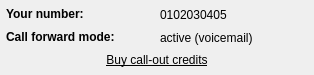
First picture: the form in wengophone/src/presentation/qt/profilebar/CreditWidget.ui, repository tkrotoff/WengoPhone, before the edit.
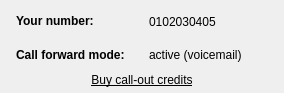
Second picture: the form after the edit. Icons and pictures are not drawn.

Diff of the .ui file:
```diff
--- a/wengophone/src/presentation/qt/profilebar/CreditWidget.ui
+++ b/wengophone/src/presentation/qt/profilebar/CreditWidget.ui
@@ -8,8 +8,8 @@
    <rect>
     <x>0</x>
     <y>0</y>
-    <width>314</width>
-    <height>75</height>
+    <width>284</width>
+    <height>93</height>
    </rect>
   </property>
   <property name="windowTitle" >
@@ -20,10 +20,43 @@
     <number>6</number>
    </property>
    <property name="spacing" >
-    <number>6</number>
+    <number>3</number>
    </property>
-   <item row="2" column="0" colspan="2" >
+   <item row="0" column="1" >
+    <widget class="QLabel" name="pstnNumberTextLabel" >
+     <property name="text" >
+      <string>&lt;b>Your number:&lt;/b></string>
+     </property>
+    </widget>
+   </item>
+   <item row="1" column="0" >
+    <widget class="QLabel" name="callForwardIconLabel" >
+     <property name="sizePolicy" >
+      <sizepolicy>
+       <hsizetype>4</hsizetype>
+       <vsizetype>5</vsizetype>
+       <horstretch>0</horstretch>
+       <verstretch>0</verstretch>
+      </sizepolicy>
+     </property>
+     <property name="text" >
+      <string/>
+     </property>
+     <property name="pixmap" >
+      <pixmap resource="../wengophone.qrc" >:/pics/profilebar/credit/mobile-redirect.png</pixmap>
+     </property>
+    </widget>
+   </item>
+   <item row="2" column="0" colspan="3" >
     <widget class="QLabel" name="buyCreditsLabel" >
+     <property name="sizePolicy" >
+      <sizepolicy>
+       <hsizetype>5</hsizetype>
+       <vsizetype>4</vsizetype>
+       <horstretch>0</horstretch>
+       <verstretch>0</verstretch>
+      </sizepolicy>
+     </property>
      <property name="palette" >
       <palette>
        <active>
@@ -301,30 +334,41 @@
     </widget>
    </item>
    <item row="1" column="1" >
-    <widget class="QLabel" name="callForwardLabel" >
-     <property name="text" >
-      <string>active (voicemail)</string>
-     </property>
-    </widget>
-   </item>
-   <item row="1" column="0" >
-    <widget class="QLabel" name="label_2" >
+    <widget class="QLabel" name="callForwardTextLabel" >
      <property name="text" >
       <string>&lt;b>Call forward mode:&lt;/b></string>
      </property>
     </widget>
    </item>
-   <item row="0" column="1" >
+   <item row="0" column="2" >
     <widget class="QLabel" name="pstnNumberLabel" >
      <property name="text" >
       <string>0102030405</string>
      </property>
     </widget>
    </item>
+   <item row="1" column="2" >
+    <widget class="QLabel" name="callForwardLabel" >
+     <property name="text" >
+      <string>active (voicemail)</string>
+     </property>
+    </widget>
+   </item>
    <item row="0" column="0" >
-    <widget class="QLabel" name="label" >
+    <widget class="QLabel" name="label_3" >
+     <property name="sizePolicy" >
+      <sizepolicy>
+       <hsizetype>4</hsizetype>
+       <vsizetype>5</vsizetype>
+       <horstretch>0</horstretch>
+       <verstretch>0</verstretch>
+      </sizepolicy>
+     </property>
      <property name="text" >
-      <string>&lt;b>Your number:&lt;/b></string>
+      <string/>
+     </property>
+     <property name="pixmap" >
+      <pixmap resource="../wengophone.qrc" >:/pics/contact/fixe.png</pixmap>
      </property>
     </widget>
    </item>
```
Left out of the diff: 4 changed lines with no effect on the pictures.
